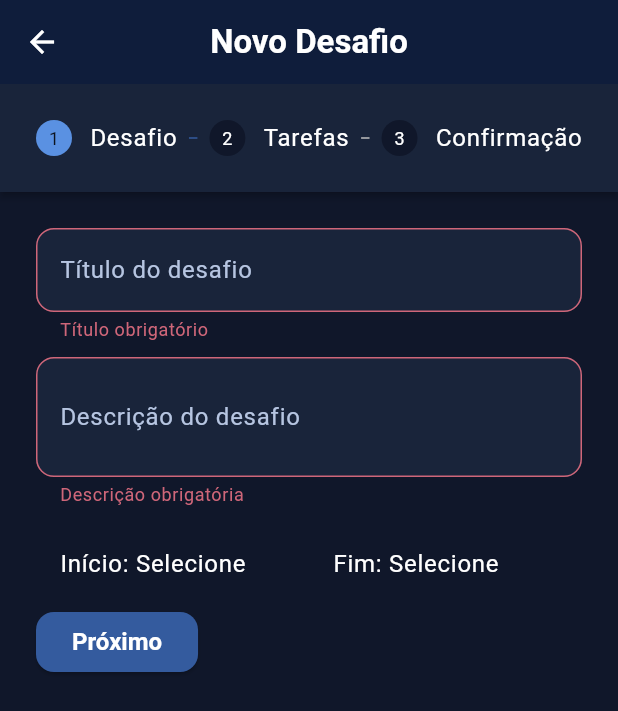
After one commit to ccaio-oliveira/challenge-app-front, a Flutter app: the CreateChallengeStepperScreen screen opened directly, after a tap on "Próximo", on a phone screen of 412 x 824 dp. The commit adds this screen. Shown: the top 711 px of the screen. Run offline on Flutter 3.47's test engine with Material 3 defaults, Android fonts, the phone set to English and light mode, and no system bars; our stand-ins replace shared_preferences; accounts and stored records are empty; network calls fail.

Commit message:
feat: add create challenge screen

```diff
--- /dev/null
+++ b/lib/components/challenge_confirm_step.dart
@@ -0,0 +1,25 @@
+import 'package:challenge_app_flutter/models/challenge_draft.dart';
+import 'package:flutter/material.dart';
+import 'package:provider/provider.dart';
+
+class ChallengeConfirmStep extends StatelessWidget {
+  @override
+  Widget build(BuildContext context) {
+    final draft = Provider.of<ChallengeDraft>(context);
+    return Column(
+      crossAxisAlignment: CrossAxisAlignment.start,
+      children: [
+        Text(
+          'Título: ${draft.title ?? ""}',
+          style: TextStyle(fontWeight: FontWeight.bold),
+        ),
+        Text('Descrição: ${draft.description ?? ""}'),
+        Text('Data de Início: ${draft.startDate ?? ""}'),
+        Text('Data de Término: ${draft.endDate ?? ""}'),
+        Divider(),
+        Text('Tasks: ${draft.tasks.length}'),
+        ...draft.tasks.map((t) => Text('- ${t.title} (${t.recurrenceType})')),
+      ],
+    );
+  }
+}
--- /dev/null
+++ b/lib/screens/create_challenge_stepper_screen.dart
@@ -0,0 +1,136 @@
+import 'package:challenge_app_flutter/components/challenge_confirm_step.dart';
+import 'package:challenge_app_flutter/components/challenge_info_step.dart';
+import 'package:challenge_app_flutter/components/tasks_step.dart';
+import 'package:challenge_app_flutter/models/challenge_draft.dart';
+import 'package:challenge_app_flutter/services/api_service.dart';
+import 'package:flutter/material.dart';
+import 'package:provider/provider.dart';
+
+class CreateChallengeStepperScreen extends StatefulWidget {
+  const CreateChallengeStepperScreen({Key? key}) : super(key: key);
+
+  @override
+  State<CreateChallengeStepperScreen> createState() =>
+      _CreateChallengeStepperScreenState();
+}
+
+class _CreateChallengeStepperScreenState
+    extends State<CreateChallengeStepperScreen> {
+  int _currentStep = 0;
+  final _challengeFormKey = GlobalKey<FormState>();
+  bool _isSaving = false;
+  String? _error;
+
+  Future<void> _saveChallenge(
+    BuildContext context,
+    ChallengeDraft draft,
+  ) async {
+    setState(() {
+      _isSaving = true;
+      _error = null;
+    });
+    try {
+      final id = await ApiService().createChallenge(
+        draft.title!,
+        draft.description!,
+        draft.startDate!,
+        draft.endDate!,
+      );
+      for (final task in draft.tasks) {
+        await ApiService().addTaskToChallenge(challengeId: id, task: task);
+      }
+      draft.clear();
+      Navigator.of(context).pop(true);
+    } catch (e) {
+      setState(() {
+        _error = e.toString();
+      });
+    } finally {
+      setState(() {
+        _isSaving = false;
+      });
+    }
+  }
+
+  @override
+  Widget build(BuildContext context) {
+    return ChangeNotifierProvider(
+      create: (_) => ChallengeDraft(),
+      child: Consumer<ChallengeDraft>(
+        builder: (context, draft, _) => Scaffold(
+          appBar: AppBar(title: Text('Novo Desafio')),
+          body: Stepper(
+            type: StepperType.horizontal,
+            currentStep: _currentStep,
+            onStepContinue: () async {
+              switch (_currentStep) {
+                case 0:
+                  if (_challengeFormKey.currentState!.validate()) {
+                    setState(() => _currentStep = 1);
+                  }
+                  break;
+                case 1:
+                  if (draft.tasks.isNotEmpty) {
+                    setState(() => _currentStep = 2);
+                  } else {
+                    setState(() => _error = 'Adicione pelo menos uma tarefa.');
+                  }
+                  break;
+                case 2:
+                  await _saveChallenge(context, draft);
+                  break;
+              }
+            },
+            onStepCancel: () {
+              if (_currentStep > 0) setState(() => _currentStep--);
+            },
+            controlsBuilder: (context, details) => Row(
+              children: [
+                if (_currentStep < 2)
+                  ElevatedButton(
+                    onPressed: details.onStepContinue,
+                    child: Text('Próximo'),
+                  ),
+                if (_currentStep == 2)
+                  ElevatedButton(
+                    onPressed: details.onStepContinue,
+                    child: _isSaving
+                        ? CircularProgressIndicator()
+                        : Text('Salvar'),
+                  ),
+                if (_currentStep > 0)
+                  TextButton(
+                    onPressed: details.onStepCancel,
+                    child: Text('Voltar'),
+                  ),
+              ],
+            ),
+            steps: [
+              Step(
+                title: Text('Desafio'),
+                content: ChallengeInfoStep(formKey: _challengeFormKey),
+                isActive: _currentStep == 0,
+              ),
+              Step(
+                title: Text('Tarefas'),
+                content: TasksStep(),
+                isActive: _currentStep == 1,
+              ),
+              Step(
+                title: Text('Confirmação'),
+                content: ChallengeConfirmStep(),
+                isActive: _currentStep == 2,
+              ),
+            ],
+          ),
+          bottomNavigationBar: _error != null
+              ? Padding(
+                  padding: const EdgeInsets.all(8.0),
+                  child: Text(_error!, style: TextStyle(color: Colors.red)),
+                )
+              : null,
+        ),
+      ),
+    );
+  }
+}
```
Also changed, not shown: lib/components/task_form_bottom_sheet.dart (added, +220 -0 lines), lib/components/tasks_step.dart (+19 -4 lines), lib/screens/challenge_list_screen.dart (+2 -6 lines), lib/screens/create_challenge_screen.dart (deleted, +0 -330 lines), 1 other file.
